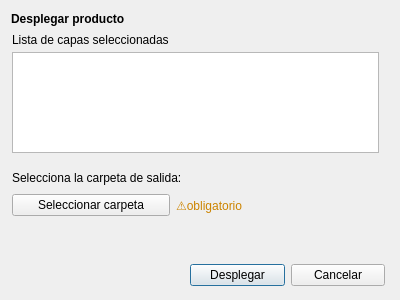
Before: the Qt Designer form dialogs/ui/deploy_generate_dialog.ui in lbdudc/qgispublisher, drawn with Qt 5.
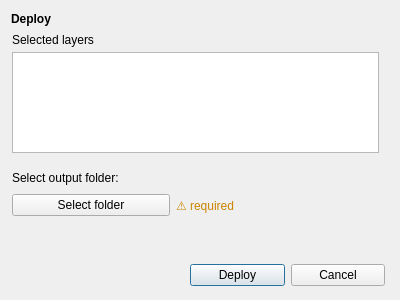
After: the same form once the commit is applied.

What changed in the file:
```diff
--- a/dialogs/ui/deploy_generate_dialog.ui
+++ b/dialogs/ui/deploy_generate_dialog.ui
@@ -39,7 +39,7 @@
     </rect>
    </property>
    <property name="text">
-    <string>Lista de capas seleccionadas</string>
+    <string>Selected layers</string>
    </property>
   </widget>
   <widget class="QLabel" name="folderLabel">
@@ -52,7 +52,7 @@
     </rect>
    </property>
    <property name="text">
-    <string>Selecciona la carpeta de salida:</string>
+    <string>Select output folder:</string>
    </property>
   </widget>
   <widget class="QLabel" name="label">
@@ -71,7 +71,7 @@
     </font>
    </property>
    <property name="text">
-    <string>Desplegar producto</string>
+    <string>Deploy</string>
    </property>
   </widget>
   <widget class="QLabel" name="outputFolderLabel">
@@ -106,14 +106,14 @@
     <item>
      <widget class="QPushButton" name="deployButton">
       <property name="text">
-       <string>Desplegar</string>
+       <string>Deploy</string>
       </property>
      </widget>
     </item>
     <item>
      <widget class="QPushButton" name="cancelButton">
       <property name="text">
-       <string>Cancelar</string>
+       <string>Cancel</string>
       </property>
      </widget>
     </item>
@@ -132,7 +132,7 @@
     <item>
      <widget class="QPushButton" name="selectFolderButton">
       <property name="text">
-       <string>Seleccionar carpeta</string>
+       <string>Select folder</string>
       </property>
      </widget>
     </item>
@@ -142,7 +142,7 @@
        <string notr="true">color: #cc8400;</string>
       </property>
       <property name="text">
-       <string>⚠obligatorio</string>
+       <string>⚠ required</string>
       </property>
      </widget>
     </item>
```
Left out of the diff: 2 changed lines with no effect on the pictures.
